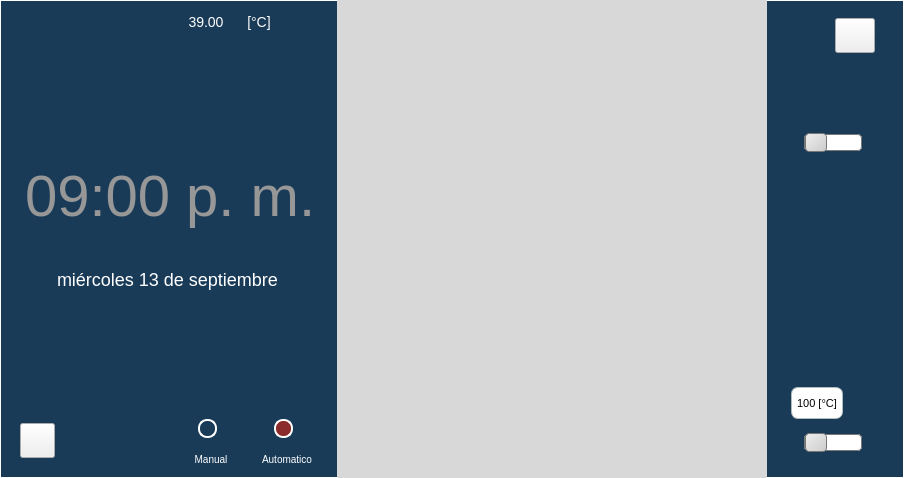
Above: GUI/CUERPO/DISENO/SISTEMA_CONTROL/main_dise.ui from ronihdzz/IoT_domotica before the change. Below: the same form after it.
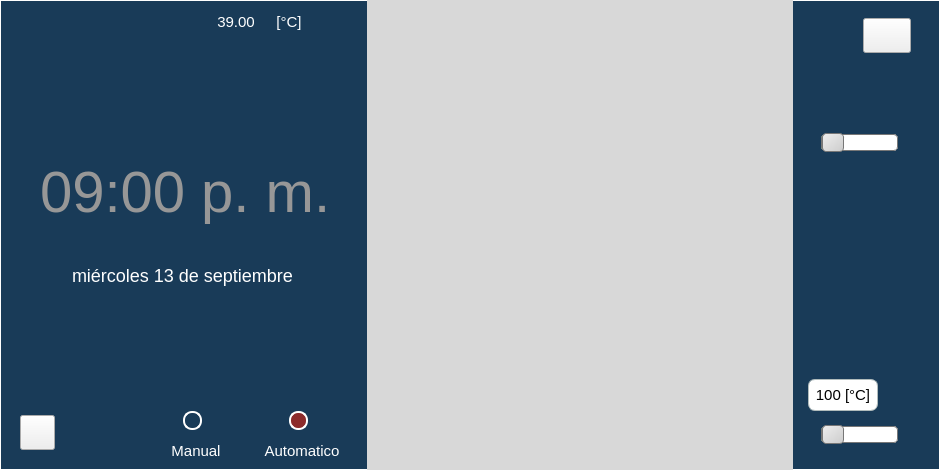
That is the form after the change. Icons and pictures are not drawn.

Commit message: En esta modificacion me concentre en corregir los pequeños detalles que en el sistema operativo linux distribucion debian aparecieron en cuanto respecta al diseño de las interfaz grafica

What changed in the file:
```diff
--- a/GUI/CUERPO/DISENO/SISTEMA_CONTROL/main_dise.ui
+++ b/GUI/CUERPO/DISENO/SISTEMA_CONTROL/main_dise.ui
@@ -6,10 +6,16 @@
    <rect>
     <x>0</x>
     <y>0</y>
-    <width>900</width>
-    <height>478</height>
+    <width>940</width>
+    <height>470</height>
    </rect>
   </property>
+  <property name="minimumSize">
+   <size>
+    <width>940</width>
+    <height>470</height>
+   </size>
+  </property>
   <property name="windowTitle">
    <string>RoniHernandez99/IoT_domotica</string>
   </property>
@@ -50,7 +56,7 @@
      </property>
      <property name="minimumSize">
       <size>
-       <width>320</width>
+       <width>350</width>
        <height>420</height>
       </size>
      </property>
@@ -61,6 +67,9 @@
       </size>
      </property>
      <layout class="QVBoxLayout" name="verticalLayout">
+      <property name="rightMargin">
+       <number>9</number>
+      </property>
       <item>
        <layout class="QHBoxLayout" name="horizontalLayout_10">
         <item>
@@ -110,18 +119,9 @@
                </font>
               </property>
               <property name="styleSheet">
-               <string notr="true">  width: 48px;
-  height: 17px;
- /* margin: 0 14px 10px 0;*/
-  font-family: LucidaGrande;
-  font-size: 14px;
-  font-weight: normal;
-  font-stretch: normal;
-  font-style: normal;
-  line-height: normal;
-  letter-spacing: normal;
-  color: #ffffff;
-</string>
+               <string notr="true">font-family: LucidaGrande;
+font-size: 15px;
+color: #ffffff;</string>
               </property>
               <property name="text">
                <string>39.00</string>
@@ -167,18 +167,9 @@
                </font>
               </property>
               <property name="styleSheet">
-               <string notr="true">  width: 48px;
-  height: 17px;
-  /*margin: 0 14px 10px 0;*/
-  font-family: LucidaGrande;
-  font-size: 14px;
-  font-weight: normal;
-  font-stretch: normal;
-  font-style: normal;
-  line-height: normal;
-  letter-spacing: normal;
-  color: #ffffff;
-</string>
+               <string notr="true">font-family: LucidaGrande;
+font-size: 15px;
+color: #ffffff;</string>
               </property>
               <property name="text">
                <string>[°C]</string>
@@ -577,7 +568,7 @@
            <widget class="QLabel" name="label_6">
             <property name="minimumSize">
              <size>
-              <width>70</width>
+              <width>100</width>
               <height>20</height>
              </size>
             </property>
@@ -597,18 +588,9 @@
              </font>
             </property>
             <property name="styleSheet">
-             <string notr="true">
-  width: 35px;
-  height: 12px;
-  /*margin: 3px 8px 0 0;*/
-  font-family: LucidaGrande;
-  font-size: 10px;
-  font-weight: normal;
-  font-stretch: normal;
-  font-style: normal;
-  line-height: normal;
-  letter-spacing: normal;
-  color: #ffffff;</string>
+             <string notr="true">font-family: LucidaGrande;
+font-size: 15px;
+color: #ffffff;</string>
             </property>
             <property name="text">
              <string>Manual</string>
@@ -687,7 +669,7 @@
            <widget class="QLabel" name="label_10">
             <property name="minimumSize">
              <size>
-              <width>70</width>
+              <width>100</width>
               <height>20</height>
              </size>
             </property>
@@ -707,18 +689,9 @@
              </font>
             </property>
             <property name="styleSheet">
-             <string notr="true">
-  width: 35px;
-  height: 12px;
-  /*margin: 3px 8px 0 0;*/
-  font-family: LucidaGrande;
-  font-size: 10px;
-  font-weight: normal;
-  font-stretch: normal;
-  font-style: normal;
-  line-height: normal;
-  letter-spacing: normal;
-  color: #ffffff;</string>
+             <string notr="true">font-family: LucidaGrande;
+font-size: 15px;
+color: #ffffff;</string>
             </property>
             <property name="text">
              <string>Automatico</string>
@@ -739,7 +712,7 @@
     <widget class="QWidget" name="widget_alarmasNotas" native="true">
      <property name="minimumSize">
       <size>
-       <width>430</width>
+       <width>410</width>
        <height>410</height>
       </size>
      </property>
@@ -901,7 +874,7 @@
     <widget class="QWidget" name="widget_2" native="true">
      <property name="minimumSize">
       <size>
-       <width>120</width>
+       <width>130</width>
        <height>0</height>
       </size>
      </property>
@@ -912,6 +885,9 @@
       </size>
      </property>
      <layout class="QVBoxLayout" name="verticalLayout_4">
+      <property name="leftMargin">
+       <number>0</number>
+      </property>
       <item>
        <widget class="QWidget" name="widget_3" native="true">
         <property name="minimumSize">
@@ -1233,7 +1209,7 @@
             <widget class="QPushButton" name="btn_configVenti">
              <property name="minimumSize">
               <size>
-               <width>52</width>
+               <width>70</width>
                <height>21</height>
               </size>
              </property>
@@ -1273,7 +1249,7 @@
    border: 1px solid #B1BCBC;
     border-radius: 7px;
   font-family: LucidaGrande;
-  font-size: 11px;
+  font-size: 15px;
  color:black;
 
 }
```
Left out of the diff: 4 changed lines with no effect on the pictures. The commit also changes 50 other files.
